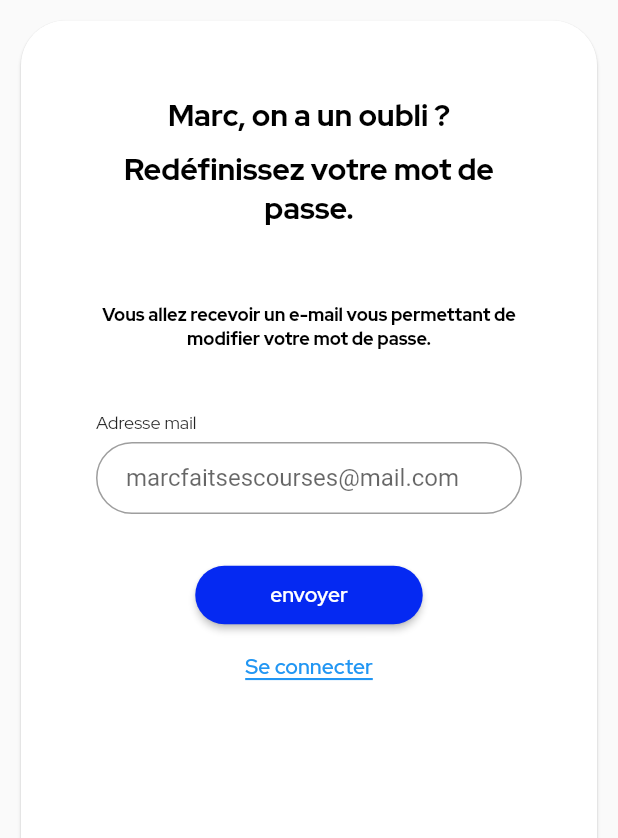
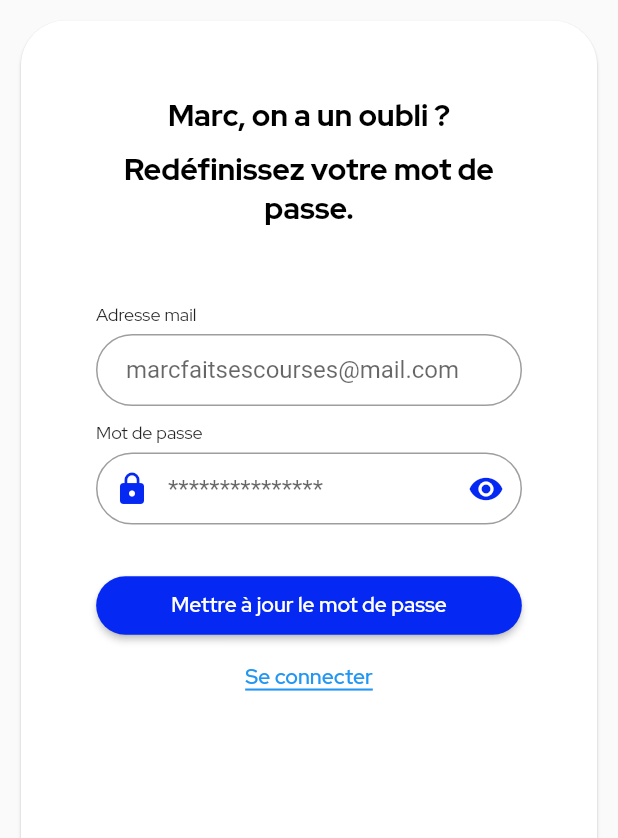
Before and after one commit to yoshiTorisutan-web/MyDigitalProject_Marc, a Flutter app: the LostPassword screen opened by its route, on a phone screen of 412 x 824 dp, the part 398-1236 px from its top. Run offline on Flutter 3.47's test engine with Material 2 defaults, Android fonts, the phone set to English and light mode, and no system bars; our stand-ins replace flutter_map, flutter_svg, latlong2, loading_animation_widget, supabase_flutter; missing offline and left inert: flutter_barcode_scanner, flutter_stripe; accounts and stored records are empty.

Commit message:
Edit : fonctionnalité mot de passe oublié

```diff
--- a/lib/screens/lost_password.dart
+++ b/lib/screens/lost_password.dart
@@ -1,3 +1,7 @@
+import 'dart:convert';
+
+import 'package:crypto/crypto.dart';
+import 'package:flutter/services.dart';
 import 'package:marc_project/screens/connexion.dart';
 import 'package:flutter/material.dart';
 import 'package:supabase_flutter/supabase_flutter.dart';
@@ -17,43 +21,83 @@ class LostPassword extends StatefulWidget {
 }
 
 class _LostPasswordState extends State<LostPassword> {
+  bool _isObscure = true;
   final TextEditingController emailController = TextEditingController();
+  final TextEditingController passwordController = TextEditingController();
 
-  void sendPasswordResetEmail(BuildContext context) async {
+  void updatePassword(BuildContext context) async {
     final supabase = Supabase.instance.client;
-    final email = emailController.text;
+    final email = emailController.text.trim();
+    final newPassword = passwordController.text.trim();
 
-    if (email.isEmpty) {
-      // L'utilisateur n'a pas fourni d'e-mail
-      ScaffoldMessenger.of(context).showSnackBar(
-        const SnackBar(
-          backgroundColor: Colors.red,
-          content: Text('Veuillez fournir votre adresse e-mail.'),
-        ),
-      );
-      return;
-    }
+    // Crypter le mot de passe avec SHA-256
+    final bytes =
+        utf8.encode(newPassword); // Convertir le mot de passe en bytes
+    final hashedPassword =
+        sha256.convert(bytes).toString(); // Hacher le mot de passe
 
-    final response = await supabase.auth.api.resetPasswordForEmail(email);
+    final response =
+        await supabase.from('user').select().eq('email', email).execute();
 
     if (response.error != null) {
-      // Une erreur s'est produite lors de l'envoi de l'e-mail de récupération
-      // ignore: use_build_context_synchronously
-      ScaffoldMessenger.of(context).showSnackBar(
-        const SnackBar(
-          backgroundColor: Colors.red,
-          content: Text('Une erreur s\'est produite. Veuillez réessayer.'),
+      // Erreur lors de la recherche de l'e-mail
+      showDialog(
+        context: context,
+        builder: (context) => AlertDialog(
+          title: const Text('Erreur'),
+          content: Text(response.error!.message),
         ),
       );
     } else {
-      // L'e-mail de récupération a été envoyé avec succès
-      // ignore: use_build_context_synchronously
-      ScaffoldMessenger.of(context).showSnackBar(
-        SnackBar(
-          backgroundColor: Colors.green,
-          content: Text('Un e-mail de récupération a été envoyé à $email.'),
-        ),
-      );
+      final data = response.data as List<dynamic>;
+
+      if (data.isNotEmpty) {
+        // L'e-mail existe, mettez à jour le mot de passe
+        final updateResponse = await supabase
+            .from('user')
+            .update({'password': hashedPassword})
+            .eq('email', email)
+            .execute();
+
+        if (updateResponse.error != null) {
+          // Erreur lors de la mise à jour du mot de passe
+          showDialog(
+            context: context,
+            builder: (context) => AlertDialog(
+              title: const Text('Erreur'),
+              content: Text(updateResponse.error!.message),
+            ),
+          );
+        } else {
+          // Mot de passe mis à jour avec succès
+          showDialog(
+            context: context,
+            builder: (context) => const AlertDialog(
+              title: Text('Succès ✅',
+                  style: TextStyle(
+                      fontWeight: FontWeight.bold,
+                      fontFamily: "RedHatDisplay")),
+              content: Text('Le mot de passe a été mis à jour avec succès.',
+                  style: TextStyle(
+                      fontWeight: FontWeight.bold,
+                      fontFamily: "RedHatDisplay")),
+            ),
+          );
+        }
+      } else {
+        // L'e-mail n'existe pas dans la base de données
+        showDialog(
+          context: context,
+          builder: (context) => const AlertDialog(
+            title: Text('Erreur ❌',
+                style: TextStyle(
+                    fontWeight: FontWeight.bold, fontFamily: "RedHatDisplay")),
+            content: Text("L'adresse e-mail fournie n'existe pas.",
+                style: TextStyle(
+                    fontWeight: FontWeight.bold, fontFamily: "RedHatDisplay")),
+          ),
+        );
+      }
     }
   }
 
@@ -140,15 +184,6 @@ class _LostPasswordState extends State<LostPassword> {
                               fontSize: 20,
                               color: Colors.black)),
                       const SizedBox(height: 50),
-                      const Text(
-                          "Vous allez recevoir un e-mail vous permettant de modifier votre mot de passe.",
-                          textAlign: TextAlign.center,
-                          style: TextStyle(
-                              fontFamily: "RedHatDisplay",
-                              fontWeight: FontWeight.bold,
-                              fontSize: 12,
-                              color: Colors.black)),
-                      const SizedBox(height: 40),
                       Column(
                         crossAxisAlignment: CrossAxisAlignment.start,
                         children: [
@@ -162,6 +197,7 @@ class _LostPasswordState extends State<LostPassword> {
                           const SizedBox(height: 5),
                           TextFormField(
                             controller: emailController,
+                            keyboardType: TextInputType.emailAddress,
                             decoration: InputDecoration(
                               hintText: 'marcfaitsescourses@mail.com',
                               border: OutlineInputBorder(
@@ -176,16 +212,81 @@ class _LostPasswordState extends State<LostPassword> {
                               if (value == null || value.isEmpty) {
                                 return 'Veuillez entrer votre adresse mail';
                               }
+                              // Utilisation d'une expression régulière pour valider le format de l'adresse e-mail.
+                              final emailRegex =
+                                  RegExp(r'^[\w-\.]+@([\w-]+\.)+[\w-]{2,4}$');
+                              if (!emailRegex.hasMatch(value)) {
+                                return 'Veuillez entrer une adresse e-mail valide.';
+                              }
                               return null;
                             },
+                            inputFormatters: [
+                              FilteringTextInputFormatter.allow(
+                                  RegExp(r'^[\w-\.@]+$')),
+                            ],
+                          ),
+                          const SizedBox(height: 10),
+                          const Text(
+                            'Mot de passe',
+                            style: TextStyle(
+                              fontSize: 12.0,
+                              fontFamily: "RedHatDisplay",
+                            ),
+                          ),
+                          const SizedBox(height: 5),
+                          TextFormField(
+                            controller: passwordController,
+                            obscureText: _isObscure,
+                            decoration: InputDecoration(
+                                hintText: '***************',
+                                border: OutlineInputBorder(
+                                  borderRadius: BorderRadius.circular(30),
+                                  borderSide:
+                                      const BorderSide(color: Colors.black),
+                                ),
+                                contentPadding: const EdgeInsets.symmetric(
+                                    vertical: 10, horizontal: 20),
+                                prefixIcon: Icon(Icons.lock,
+                                    color: Constants().secondaryColor),
+                                // Ce bouton est utilisé pour basculer la visibilité du mot de passe
+                                suffixIcon: IconButton(
+                                    icon: Icon(
+                                        _isObscure
+                                            ? Icons.visibility
+                                            : Icons.visibility_off,
+                                        color: Constants().secondaryColor),
+                                    onPressed: () {
+                                      setState(() {
+                                        _isObscure = !_isObscure;
+                                      });
+                                    })),
+                            validator: (value) {
+                              if (value!.isEmpty) {
+                                return 'Veuillez entrer votre mot de passe';
+                              }
+                              if (value.length < 8) {
+                                return 'Le mot de passe doit contenir au moins 8 \ncaractères.';
+                              }
+                              // Utilisation d'une expression régulière pour valider les conditions du mot de passe.
+                              final passwordRegex = RegExp(
+                                  r'^(?=.*[a-z])(?=.*[A-Z])(?=.*[!@#$%^&*()]).{8,}$');
+                              if (!passwordRegex.hasMatch(value)) {
+                                return 'Le mot de passe doit contenir au moins une \nminuscule, une majuscule et un caractère \nspécial.';
+                              }
+                              return null;
+                            },
+                            inputFormatters: [
+                              FilteringTextInputFormatter.allow(
+                                  RegExp(r'^[\w!@#$%^&*()]+$')),
+                            ],
                           ),
                         ],
                       ),
                       const SizedBox(height: 30),
                       ElevatedButton(
-                        onPressed: () => sendPasswordResetEmail(context),
+                        onPressed: () => updatePassword(context),
                         // ignore: sort_child_properties_last
-                        child: const Text('envoyer',
+                        child: const Text('Mettre à jour le mot de passe',
                             style: TextStyle(fontFamily: "RedHatDisplay")),
                         style: ElevatedButton.styleFrom(
                           backgroundColor: Constants().secondaryColor,
```
Also changed, not shown: lib/screens/reset_password.dart (deleted, +0 -76 lines).
